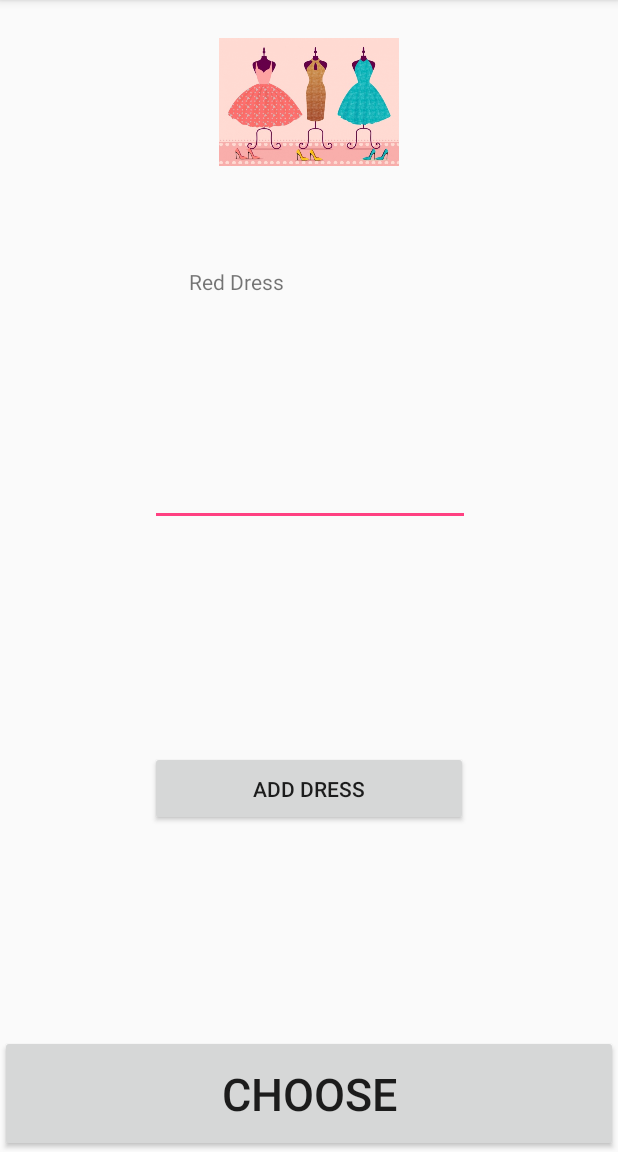
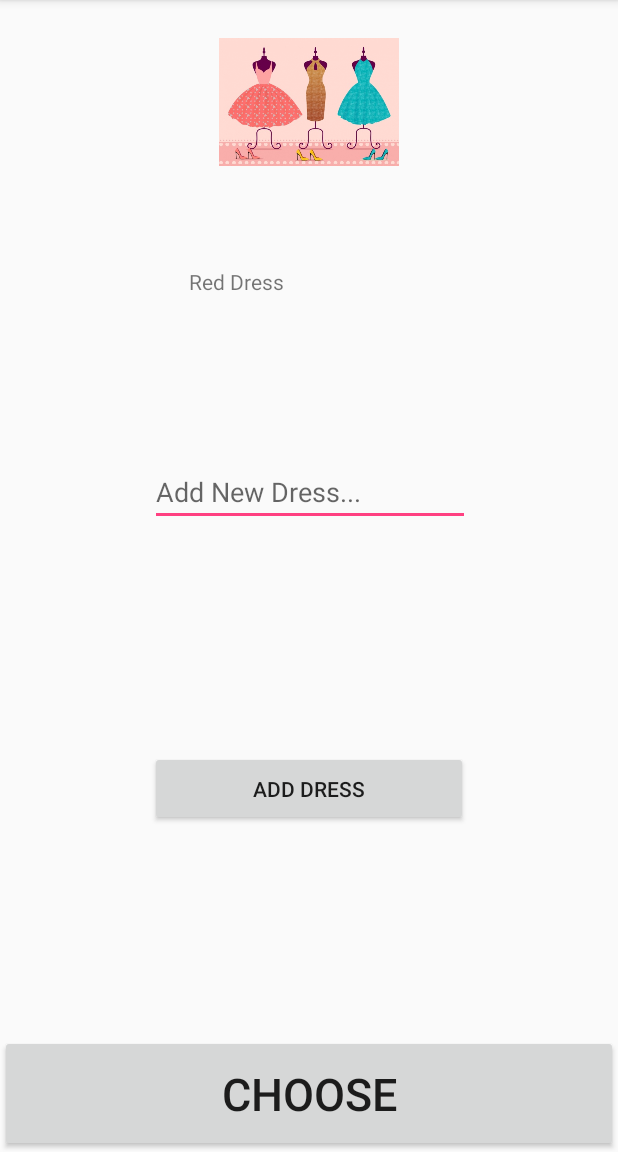
Before and after one commit to annmwas/dressDecider, an Android app: the screen it shows after launch (MainActivity), on a phone screen of 412 x 824 dp, the part 84-1236 px from its top. Run offline under Robolectric (Android 15) with nearby library versions, the phone set to English and light mode, and no system bars.

Commit message:
Added a hint message for adddress text box

```diff
--- a/app/src/main/res/layout/activity_main.xml
+++ b/app/src/main/res/layout/activity_main.xml
@@ -52,6 +52,7 @@
         android:layout_marginStart="8dp"
         android:layout_marginTop="80dp"
         android:ems="10"
+        android:hint="Add New Dress..."
         android:inputType="textPersonName"
         app:layout_constraintEnd_toEndOf="parent"
         app:layout_constraintHorizontal_bias="0.503"
```
